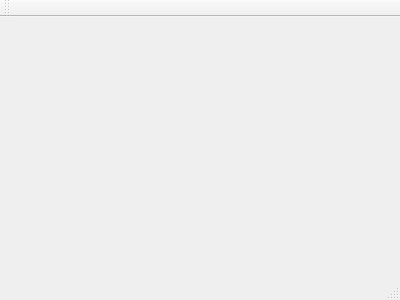
rust3128/CheckRecovery, file mainwindow.ui: the form before one commit.
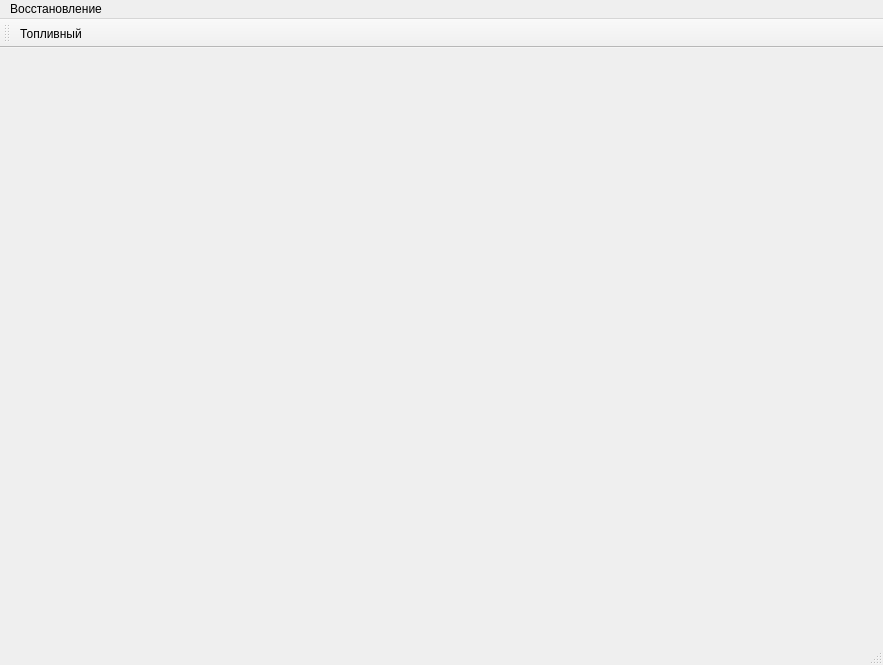
The form after the commit. Icons and pictures are not drawn.

Diff of the .ui file:
```diff
--- a/mainwindow.ui
+++ b/mainwindow.ui
@@ -1,24 +1,67 @@
 <ui version="4.0">
  <class>MainWindow</class>
- <widget class="QMainWindow" name="MainWindow" >
-  <property name="geometry" >
+ <widget class="QMainWindow" name="MainWindow">
+  <property name="geometry">
    <rect>
     <x>0</x>
     <y>0</y>
-    <width>400</width>
-    <height>300</height>
+    <width>883</width>
+    <height>665</height>
    </rect>
   </property>
   <property name="windowTitle" >
    <string>MainWindow</string>
   </property>
-  <widget class="QMenuBar" name="menuBar" />
-  <widget class="QToolBar" name="mainToolBar" />
-  <widget class="QWidget" name="centralWidget" />
-  <widget class="QStatusBar" name="statusBar" />
+  <widget class="QWidget" name="centralWidget"/>
+  <widget class="QMenuBar" name="menuBar">
+   <property name="geometry">
+    <rect>
+     <x>0</x>
+     <y>0</y>
+     <width>883</width>
+     <height>23</height>
+    </rect>
+   </property>
+   <widget class="QMenu" name="menuRec">
+    <property name="title">
+     <string>Восстановление</string>
+    </property>
+    <addaction name="action"/>
+   </widget>
+   <addaction name="menuRec"/>
+  </widget>
+  <widget class="QToolBar" name="mainToolBar">
+   <property name="iconSize">
+    <size>
+     <width>64</width>
+     <height>64</height>
+    </size>
+   </property>
+   <property name="toolButtonStyle">
+    <enum>Qt::ToolButtonTextUnderIcon</enum>
+   </property>
+   <attribute name="toolBarArea">
+    <enum>TopToolBarArea</enum>
+   </attribute>
+   <attribute name="toolBarBreak">
+    <bool>false</bool>
+   </attribute>
+   <addaction name="action"/>
+  </widget>
+  <widget class="QStatusBar" name="statusBar"/>
+  <action name="action">
+   <property name="icon">
+    <iconset resource="resource.qrc">
+     <normaloff>:/Icons/fuel.png</normaloff>:/Icons/fuel.png</iconset>
+   </property>
+   <property name="text">
+    <string>Топливный</string>
+   </property>
+  </action>
  </widget>
- <layoutDefault spacing="6" margin="11" />
- <pixmapfunction></pixmapfunction>
- <resources/>
+ <layoutdefault spacing="6" margin="11"/>
+ <resources>
+  <include location="resource.qrc"/>
+ </resources>
  <connections/>
 </ui>
```
Left out of the diff: 3 changed lines with no effect on the pictures.
